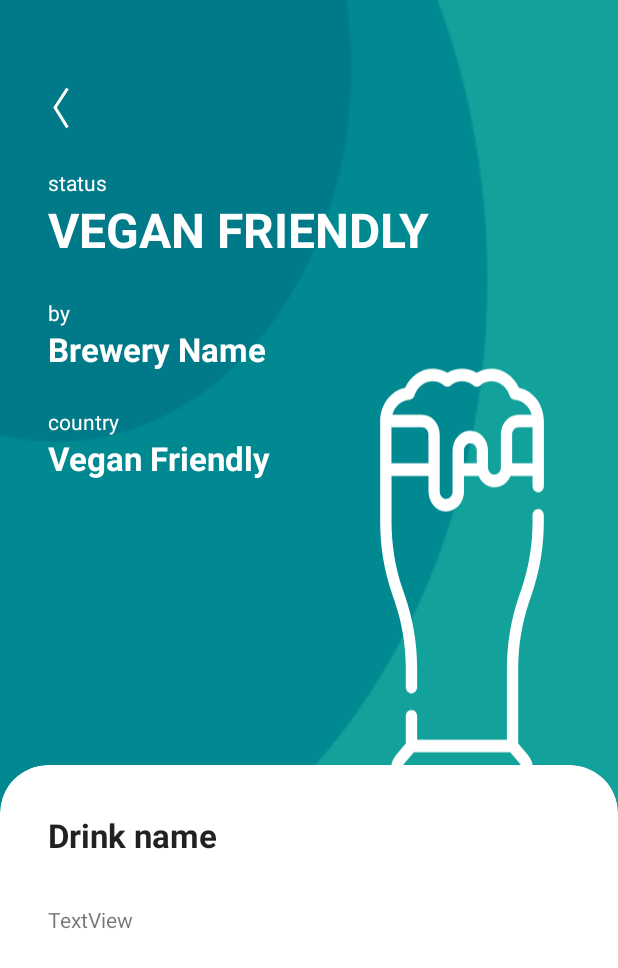
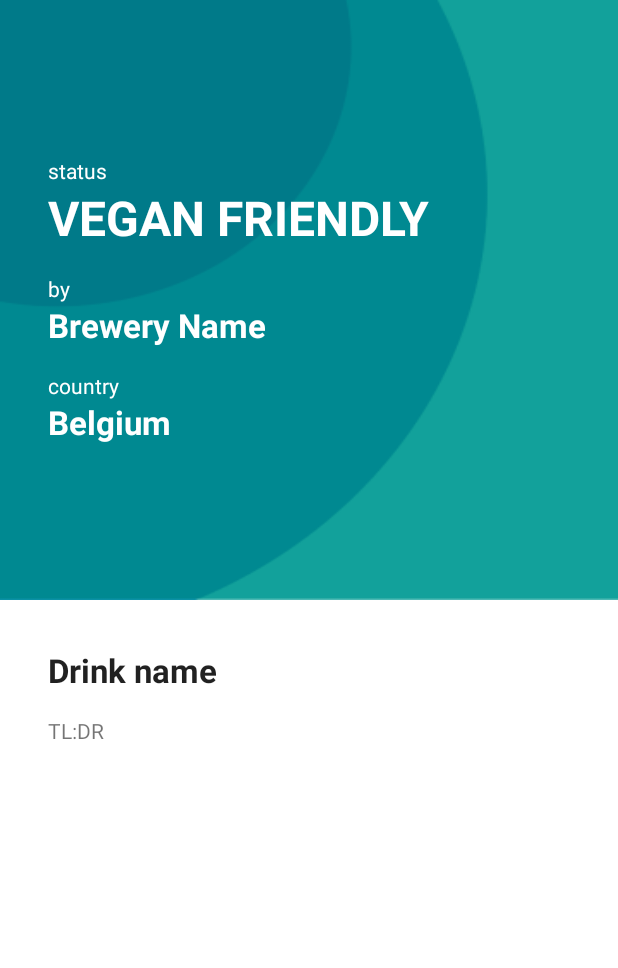
Before and after one commit to smbduknow/VeganDrinks, an Android app: the layout activity_product.xml on its own in the app's theme, with its tools: preview values and no code run, on a phone screen of 412 x 824 dp. Shown: the top 968 px of the screen. Run offline under Robolectric (Android 15) with nearby library versions, the phone set to English and light mode, and no system bars.

Commit message:
Redesign details screen

```diff
--- a/app/src/main/java/me/smbduknow/vegandrinks/details/ProductActivity.kt
+++ b/app/src/main/java/me/smbduknow/vegandrinks/details/ProductActivity.kt
@@ -2,7 +2,9 @@ package me.smbduknow.vegandrinks.details
 
 import android.content.Context
 import android.content.Intent
+import android.graphics.Color
 import android.os.Bundle
+import android.view.MenuItem
 import android.view.WindowManager
 import androidx.appcompat.app.AppCompatActivity
 import kotlinx.android.synthetic.main.activity_product.*
@@ -18,6 +20,14 @@ class ProductActivity : AppCompatActivity() {
         window.addFlags(WindowManager.LayoutParams.FLAG_TRANSLUCENT_STATUS)
 
         val product = intent.getParcelableExtra<Product?>("product")
+
+        setSupportActionBar(toolbar)
+        supportActionBar?.apply {
+            setDisplayHomeAsUpEnabled(true)
+            title = product?.status
+        }
+        collapsing_toolbar.scrimAnimationDuration = 200
+        collapsing_toolbar.setExpandedTitleColor(Color.parseColor("#00FFFFFF"))
 
         title_text.text = product?.product_name
         tv_company.text = product?.company?.company_name
@@ -42,9 +52,18 @@ class ProductActivity : AppCompatActivity() {
                 else -> 0
             }
         )
+    }
 
-        btn_back.setOnClickListener { finish() }
-    }
+    override fun onOptionsItemSelected(item: MenuItem?): Boolean =
+        when (item?.itemId) {
+            android.R.id.home -> {
+                finish()
+                true
+            }
+            else -> super.onOptionsItemSelected(item)
+        }
+
+    override fun onBackPressed() = finish()
 
     companion object {
 
--- a/app/src/main/res/drawable/bg_toolbar.xml
+++ b/app/src/main/res/drawable/bg_toolbar.xml
@@ -2,8 +2,8 @@
 <shape xmlns:android="http://schemas.android.com/apk/res/android">
     <gradient
         android:angle="45"
-        android:endColor="@color/green_light"
-        android:startColor="@color/green_light" />
+        android:endColor="?attr/colorPrimary"
+        android:startColor="?attr/colorPrimary" />
     <corners
         android:bottomLeftRadius="32dp" />
 </shape>
--- a/app/src/main/res/layout/activity_product.xml
+++ b/app/src/main/res/layout/activity_product.xml
@@ -1,157 +1,143 @@
 <?xml version="1.0" encoding="utf-8"?>
-<androidx.constraintlayout.widget.ConstraintLayout xmlns:android="http://schemas.android.com/apk/res/android"
+<androidx.coordinatorlayout.widget.CoordinatorLayout xmlns:android="http://schemas.android.com/apk/res/android"
     xmlns:app="http://schemas.android.com/apk/res-auto"
     xmlns:tools="http://schemas.android.com/tools"
     android:layout_width="match_parent"
     android:layout_height="match_parent"
-    tools:context=".details.ProductActivity">
+    android:fitsSystemWindows="true">
 
-    <View
+    <com.google.android.material.appbar.AppBarLayout
+        android:id="@+id/app_bar_layout"
+        android:layout_width="match_parent"
+        android:layout_height="wrap_content"
+        android:fitsSystemWindows="true"
+        android:theme="@style/ThemeOverlay.AppCompat.Dark.ActionBar">
+
+        <com.google.android.material.appbar.CollapsingToolbarLayout
+            android:id="@+id/collapsing_toolbar"
+            android:layout_width="match_parent"
+            android:layout_height="match_parent"
+            android:fitsSystemWindows="true"
+            app:contentScrim="?attr/colorPrimary"
+            app:expandedTitleMarginEnd="64dp"
+            app:expandedTitleMarginStart="48dp"
+            app:layout_scrollFlags="scroll|exitUntilCollapsed">
+
+            <LinearLayout
                 android:id="@+id/bg_status"
                 android:layout_width="match_parent"
-        android:layout_height="0dp"
+                android:layout_height="400dp"
+                android:gravity="center_vertical"
+                android:orientation="vertical"
+                android:padding="32dp"
                 android:background="@drawable/bg_green"
-        app:layout_constraintEnd_toEndOf="parent"
-        app:layout_constraintHeight_percent="0.7"
-        app:layout_constraintStart_toStartOf="parent"
-        app:layout_constraintTop_toTopOf="parent" />
-
-    <FrameLayout
-        android:id="@+id/card_container"
-        android:layout_width="match_parent"
-        android:layout_height="0dp"
-        android:layout_marginBottom="-32dp"
-        android:clipChildren="false"
-        app:layout_constraintBottom_toBottomOf="parent"
-        app:layout_constraintHeight_percent="0.42">
-
-        <com.google.android.material.card.MaterialCardView
-            android:layout_width="match_parent"
-            android:layout_height="match_parent"
-            app:cardBackgroundColor="@android:color/white"
-            app:cardCornerRadius="32dp" />
-    </FrameLayout>
-
-    <androidx.appcompat.widget.AppCompatImageButton
-        android:id="@+id/btn_back"
-        android:layout_width="32dp"
-        android:layout_height="32dp"
-        android:layout_marginStart="24dp"
-        android:layout_marginTop="56dp"
-        android:background="?selectableItemBackground"
-        android:clickable="true"
-        android:focusable="true"
-        android:padding="8dp"
-        android:src="@drawable/ic_back"
-        app:layout_constraintStart_toStartOf="parent"
-        app:layout_constraintTop_toTopOf="parent" />
+                app:layout_collapseMode="parallax">
 
                 <TextView
                     android:id="@+id/tv_label_status"
                     android:layout_width="wrap_content"
                     android:layout_height="wrap_content"
-        android:layout_marginStart="32dp"
-        android:layout_marginTop="24dp"
                     android:text="status"
-        android:textColor="@android:color/white"
-        app:layout_constraintStart_toStartOf="parent"
-        app:layout_constraintTop_toBottomOf="@id/btn_back" />
+                    android:textColor="@android:color/white" />
+
                 <TextView
                     android:id="@+id/tv_status"
                     android:layout_width="wrap_content"
                     android:layout_height="wrap_content"
-        android:layout_marginStart="32dp"
                     android:textAllCaps="true"
                     android:textColor="@android:color/white"
                     android:textSize="32sp"
                     android:textStyle="bold"
-        app:layout_constraintStart_toStartOf="parent"
-        app:layout_constraintTop_toBottomOf="@+id/tv_label_status"
                     tools:text="Vegan Friendly" />
 
                 <TextView
                     android:id="@+id/tv_label_company"
                     android:layout_width="wrap_content"
                     android:layout_height="wrap_content"
-        android:layout_marginStart="32dp"
-        android:layout_marginTop="24dp"
+                    android:layout_marginTop="16dp"
                     android:text="by"
-        android:textColor="@android:color/white"
-        app:layout_constraintStart_toStartOf="parent"
-        app:layout_constraintTop_toBottomOf="@id/tv_status" />
+                    android:textColor="@android:color/white" />
+
                 <TextView
                     android:id="@+id/tv_company"
-        android:layout_width="0dp"
+                    android:layout_width="wrap_content"
                     android:layout_height="wrap_content"
                     android:textColor="@android:color/white"
                     android:textSize="22sp"
                     android:textStyle="bold"
-        app:layout_constraintEnd_toStartOf="@id/img_drink_icon"
-        app:layout_constraintStart_toStartOf="@id/tv_status"
-        app:layout_constraintTop_toBottomOf="@+id/tv_label_company"
                     tools:text="Brewery Name" />
 
                 <TextView
                     android:id="@+id/tv_label_country"
                     android:layout_width="wrap_content"
                     android:layout_height="wrap_content"
-        android:layout_marginStart="32dp"
-        android:layout_marginTop="24dp"
+                    android:layout_marginTop="16dp"
                     android:text="country"
-        android:textColor="@android:color/white"
-        app:layout_constraintStart_toStartOf="parent"
-        app:layout_constraintTop_toBottomOf="@id/tv_company" />
+                    android:textColor="@android:color/white" />
+
                 <TextView
                     android:id="@+id/tv_country"
-        android:layout_width="0dp"
+                    android:layout_width="wrap_content"
                     android:layout_height="wrap_content"
                     android:textColor="@android:color/white"
                     android:textSize="22sp"
                     android:textStyle="bold"
-        app:layout_constraintEnd_toStartOf="@id/img_drink_icon"
-        app:layout_constraintStart_toStartOf="@id/tv_company"
-        app:layout_constraintTop_toBottomOf="@+id/tv_label_country"
-        tools:text="Vegan Friendly" />
+                    tools:text="Belgium" />
+            </LinearLayout>
+
+            <androidx.appcompat.widget.Toolbar
+                android:id="@+id/toolbar"
+                android:layout_width="match_parent"
+                android:layout_height="?attr/actionBarSize"
+                app:popupTheme="@style/ThemeOverlay.AppCompat.Light"
+                app:layout_collapseMode="pin" />
+
+        </com.google.android.material.appbar.CollapsingToolbarLayout>
+
+    </com.google.android.material.appbar.AppBarLayout>
+
+    <androidx.core.widget.NestedScrollView
+        android:id="@+id/scroll"
+        android:layout_width="match_parent"
+        android:layout_height="match_parent"
+        android:clipToPadding="false"
+        app:layout_behavior="@string/appbar_scrolling_view_behavior">
+
+        <LinearLayout
+            android:layout_width="match_parent"
+            android:layout_height="wrap_content"
+            android:gravity="center_vertical"
+            android:orientation="vertical"
+            android:padding="32dp">
+
+            <TextView
+                android:id="@+id/title_text"
+                android:layout_width="match_parent"
+                android:layout_height="wrap_content"
+                android:layout_marginBottom="16dp"
+                android:maxLines="3"
+                android:textAppearance="@style/TextAppearance.AppCompat.Large"
+                android:textStyle="bold"
+                tools:text="Drink name" />
+
+            <TextView
+                android:id="@+id/notes_text"
+                android:layout_width="match_parent"
+                android:layout_height="wrap_content"
+                android:scrollbars="vertical"
+                tools:text="TL:DR" />
+        </LinearLayout>
+    </androidx.core.widget.NestedScrollView>
 
     <androidx.appcompat.widget.AppCompatImageView
         android:id="@+id/img_drink_icon"
         android:layout_width="0dp"
         android:layout_height="0dp"
+        android:layout_marginTop="24dp"
         android:layout_marginEnd="32dp"
-        android:layout_marginTop="24dp"
         android:adjustViewBounds="true"
         android:scaleType="fitCenter"
-        app:layout_constraintWidth_percent="0.35"
-        app:layout_constraintTop_toBottomOf="@id/tv_status"
-        app:layout_constraintBottom_toBottomOf="@+id/title_text"
-        app:layout_constraintEnd_toEndOf="parent"
+        android:visibility="gone"
         tools:srcCompat="@drawable/ic_beer" />
 
-    <TextView
-        android:id="@+id/title_text"
-        android:layout_width="0dp"
-        android:layout_height="wrap_content"
-        android:layout_marginStart="32dp"
-        android:layout_marginTop="32dp"
-        android:layout_marginEnd="8dp"
-        android:maxLines="3"
-        android:textAppearance="@style/TextAppearance.AppCompat.Large"
-        android:textStyle="bold"
-        app:layout_constraintEnd_toStartOf="@+id/img_drink_icon"
-        app:layout_constraintStart_toStartOf="parent"
-        app:layout_constraintTop_toTopOf="@id/card_container"
-        tools:text="Drink name" />
-
-    <TextView
-        android:id="@+id/notes_text"
-        android:layout_width="0dp"
-        android:layout_height="wrap_content"
-        android:layout_marginStart="32dp"
-        android:layout_marginTop="32dp"
-        android:layout_marginEnd="32dp"
-        android:scrollbars="vertical"
-        android:text="TextView"
-        app:layout_constraintEnd_toEndOf="parent"
-        app:layout_constraintStart_toStartOf="parent"
-        app:layout_constraintTop_toBottomOf="@+id/title_text" />
-</androidx.constraintlayout.widget.ConstraintLayout>
+</androidx.coordinatorlayout.widget.CoordinatorLayout>
--- a/app/src/main/res/values/colors.xml
+++ b/app/src/main/res/values/colors.xml
@@ -1,7 +1,7 @@
 <?xml version="1.0" encoding="utf-8"?>
 <resources>
-    <color name="colorPrimary">@color/green_light</color>
-    <color name="colorPrimaryDark">@color/green_light</color>
+    <color name="colorPrimary">@color/green_medium</color>
+    <color name="colorPrimaryDark">@color/green_medium</color>
     <color name="colorAccent">@color/green_dark </color>
 
     <color name="green_dark">#007A89</color>
```
Lines whose indentation alone changed are shown as unchanged.
